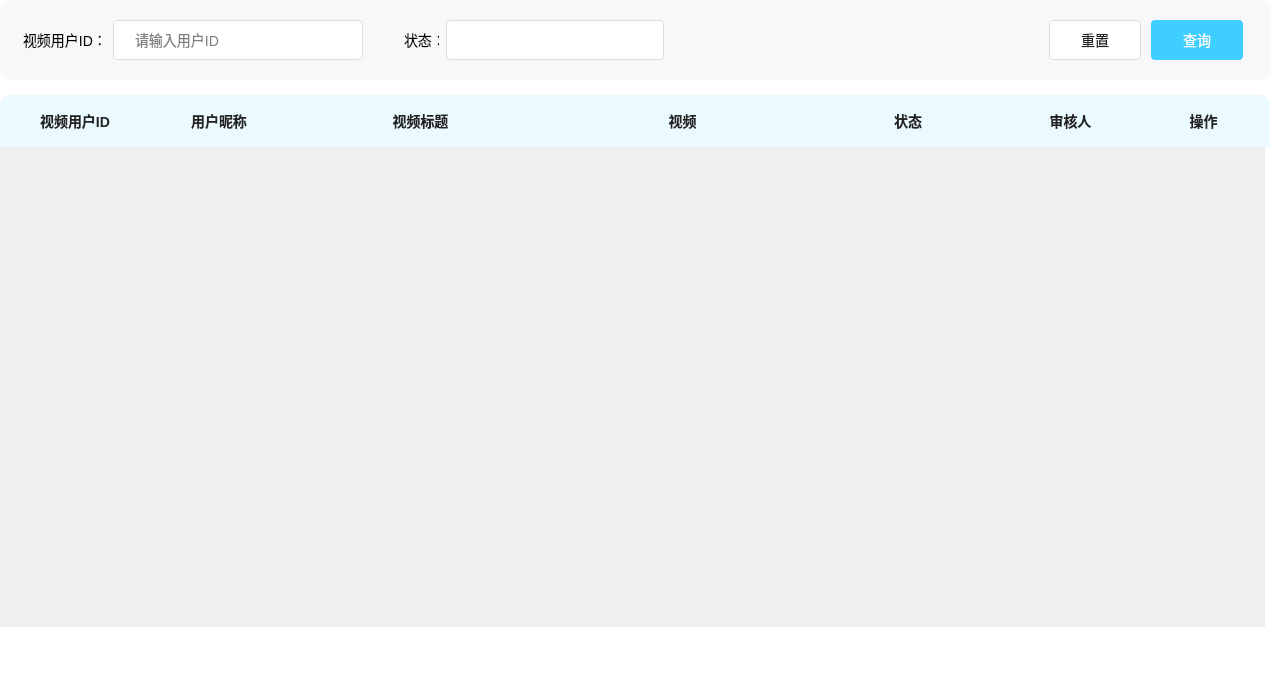
Old version of the form MyVideoPlayer-Client/checktable.ui in the repository Kutbas/MyVideoPlayer-Client.
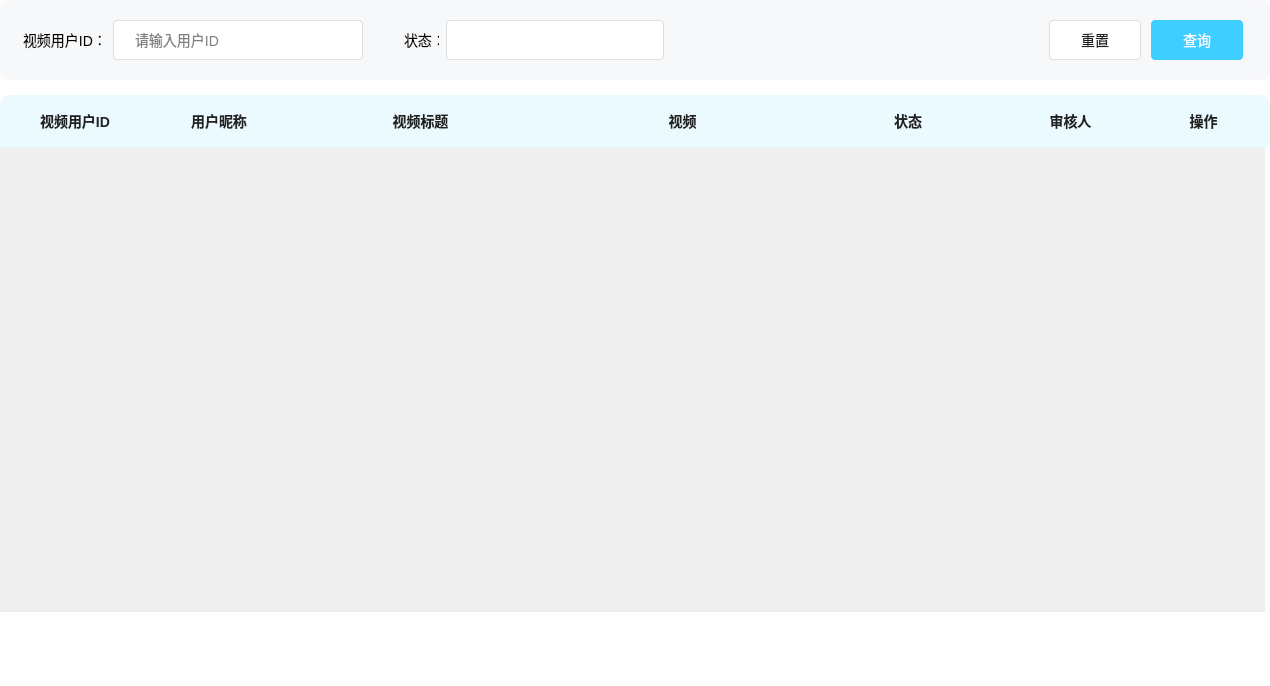
New version of the form. Icons and pictures are not drawn.

Diff of the .ui file:
```diff
--- a/MyVideoPlayer-Client/checktable.ui
+++ b/MyVideoPlayer-Client/checktable.ui
@@ -7,7 +7,7 @@
     <x>0</x>
     <y>0</y>
     <width>1270</width>
-    <height>691</height>
+    <height>686</height>
    </rect>
   </property>
   <property name="windowTitle">
@@ -633,13 +633,13 @@
         <property name="minimumSize">
          <size>
           <width>0</width>
-          <height>495</height>
+          <height>480</height>
          </size>
         </property>
         <property name="maximumSize">
          <size>
           <width>16777215</width>
-          <height>495</height>
+          <height>480</height>
          </size>
         </property>
         <property name="styleSheet">
@@ -700,7 +700,7 @@
               <x>0</x>
               <y>0</y>
               <width>1265</width>
-              <height>480</height>
+              <height>465</height>
              </rect>
             </property>
             <layout class="QVBoxLayout" name="verticalLayout_5">
```
Left out of the diff: 2 changed lines with no effect on the pictures.
